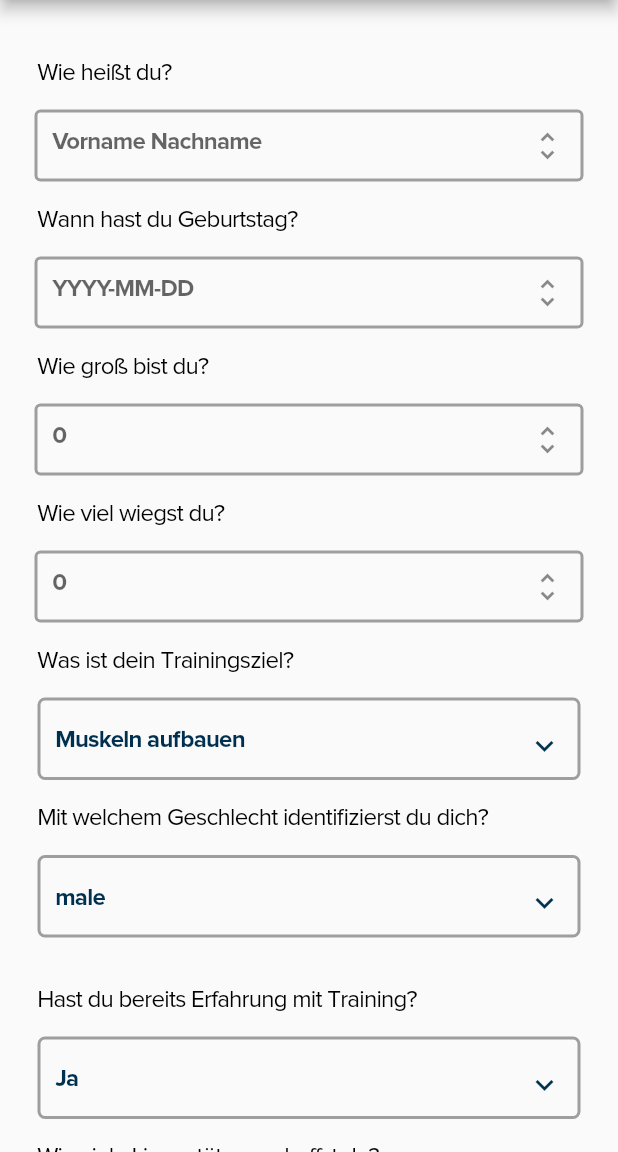
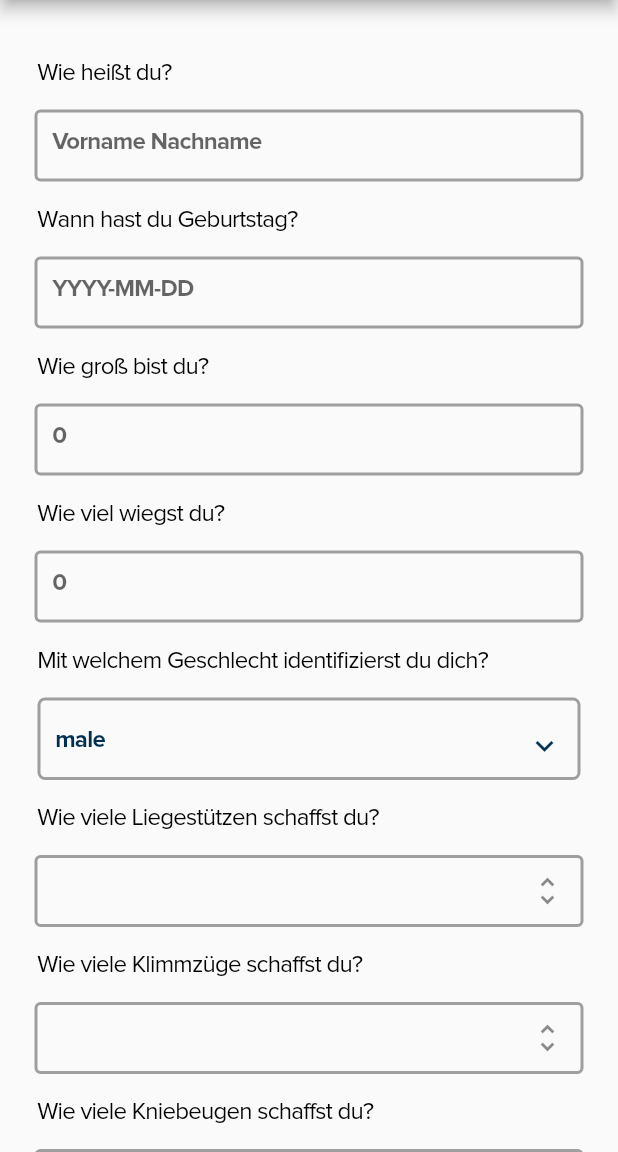
Before and after one commit to Projekt-Fitnessapp/frontend, a Flutter app: the AddMyDataView screen opened directly with empty values, on a phone screen of 412 x 824 dp, the part 84-1236 px from its top. Run offline on Flutter 3.47's test engine with Material 2 defaults, Android fonts, the phone set to English and light mode, and no system bars; our stand-ins replace calendar_timeline, curved_navigation_bar, font_awesome_flutter, google_sign_in, multi_select_flutter, numberpicker and 2 more; missing offline and left inert: custom_timer, drop_cap_text, gif, google_sign_in_web, loading_gifs, shared_preferences_web; accounts and stored records are empty; network calls fail.

Commit message:
review fixes

```diff
--- a/tromega/lib/views/account/my_profile_view.dart
+++ b/tromega/lib/views/account/my_profile_view.dart
@@ -110,7 +110,7 @@ class _ProfileViewState extends State<ProfileView> {
             buildDataRow(text1: 'Alter', text2: formattedDate),
             const SizedBox(height: 24),
             buildDataRow(
-                text1: 'Größe', text2: "${lastBody.height.toString()} m"),
+                text1: 'Größe', text2: "${lastBody.height.toString()} cm"),
             const SizedBox(height: 24),
             buildDataRow(
                 text1: 'Gewicht', text2: "${lastBody.weight.toString()} kg"),
--- a/tromega/lib/widgets/account/answer_field_widget.dart
+++ b/tromega/lib/widgets/account/answer_field_widget.dart
@@ -50,7 +50,6 @@ class _AnswerFieldWidgetState extends State<AnswerFieldWidget> {
         decoration: InputDecoration(
             hintText: widget.hintText,
             suffixText: widget.suffixText,
-            suffixIcon: const Icon(Icons.unfold_more),
             enabledBorder: const OutlineInputBorder(
                 borderSide: BorderSide(width: 2, color: Colors.grey)),
             border: const OutlineInputBorder(
--- a/tromega/lib/widgets/account/questions_widget.dart
+++ b/tromega/lib/widgets/account/questions_widget.dart
@@ -68,7 +68,7 @@ class _SecondQuestionWidget extends State<QuestionWidget> {
               controller: changedName,
               hintText: "Vorname Nachname",
               suffixText: "",
-              regExp: r'^[a-zA-Z ]+$',
+              regExp: r'[A-Za-zÄÖÜäöüß ]',
             ),
             buildQuestion(text: 'Wann hast du Geburtstag?'),
             AnswerFieldWidget(
@@ -76,7 +76,7 @@ class _SecondQuestionWidget extends State<QuestionWidget> {
               controller: changedBirthday,
               hintText: "YYYY-MM-DD",
               suffixText: "",
-              regExp: r'^[\d-]+$',
+              regExp: r'[0-9-]',
             ),
             buildQuestion(text: 'Wie groß bist du?'),
             AnswerFieldWidget(
@@ -94,17 +94,6 @@ class _SecondQuestionWidget extends State<QuestionWidget> {
               suffixText: "kg",
               regExp: r'^[1-2]?[0-9]{1,2}',
             ),
-            buildQuestion(text: 'Was ist dein Trainingsziel?'),
-            const SizedBox(height: 16),
-            DropDownWidget(
-              color: color,
-              items: trainingOptions,
-              currentValue: trainingGoal,
-              itemCallBack: (String trainingGoal) {
-                this.trainingGoal = trainingGoal;
-              },
-            ),
-            const SizedBox(height: 16),
             buildQuestion(
                 text: 'Mit welchem Geschlecht identifizierst du dich?'),
             const SizedBox(height: 16),
@@ -116,25 +105,14 @@ class _SecondQuestionWidget extends State<QuestionWidget> {
                 this.gender = gender;
               },
             ),
-            const SizedBox(height: 32),
-            buildQuestion(text: 'Hast du bereits Erfahrung mit Training?'),
-            const SizedBox(height: 16),
-            DropDownWidget(
-              color: color,
-              items: experienceOptions,
-              currentValue: trainingExperience,
-              itemCallBack: (String trainingExperience) {
-                this.trainingExperience = trainingExperience;
-              },
-            ),
             const SizedBox(height: 16),
             buildQuestion(text: 'Wie viele Liegestützen schaffst du?'),
             buildTextField(color),
             buildQuestion(text: 'Wie viele Klimmzüge schaffst du?'),
             buildTextField(color),
-            buildQuestion(text: 'Wie viel Kilo stemmst du?'),
+            buildQuestion(text: 'Wie viele Kniebeugen schaffst du?'),
             buildTextField(color),
-            buildQuestion(text: 'Wie häufig gehst du trainieren?'),
+            buildQuestion(text: 'Wie viele Crunches schaffst du?'),
             buildTextField(color),
             RouteButtonWidget(
                 color: color,
```
